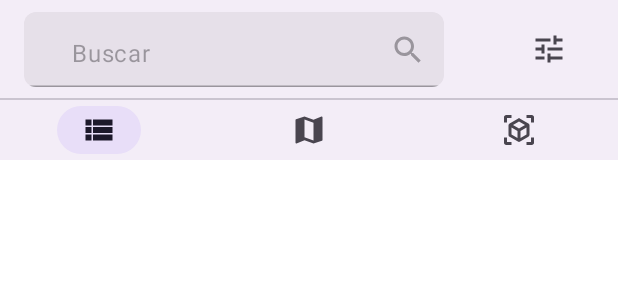
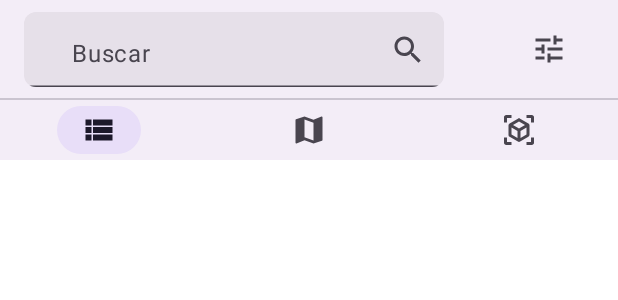
Before and after one commit to changhaowu00/MapAround-Android, an Android app built with Jetpack Compose: the @Preview function TopBarPreview, on a phone screen of 412 x 824 dp. Shown: the top 300 px of the screen. Run offline under Robolectric (Android 15) with nearby library versions, the phone set to English and light mode, and no system bars.

Commit message:
no message

```diff
--- a/app/src/main/java/com/example/maparound/ui/screens/home/components/SearchBar.kt
+++ b/app/src/main/java/com/example/maparound/ui/screens/home/components/SearchBar.kt
@@ -27,7 +27,6 @@ fun SearchBar(
         value = "",
         onValueChange = {
         },
-        enabled = false,
         trailingIcon =  {
             Icon(
                 imageVector = Icons.Default.Search,
--- a/app/src/main/java/com/example/maparound/ui/screens/home/components/TopBar.kt
+++ b/app/src/main/java/com/example/maparound/ui/screens/home/components/TopBar.kt
@@ -18,13 +18,6 @@ import com.example.maparound.R
 fun TopBar(){
     Column() {
         //Top Bar
-        var selectedItemTopBar by remember { mutableStateOf(0) }
-
-        /*Row(modifier = Modifier.fillMaxWidth().height(50.dp)) {
-
-            SearchBar(modifier = Modifier.height(40.dp))
-        }*/
-
         NavigationBar(modifier = Modifier.height(65.dp)) {
             SearchBar(
                 modifier = Modifier
```
